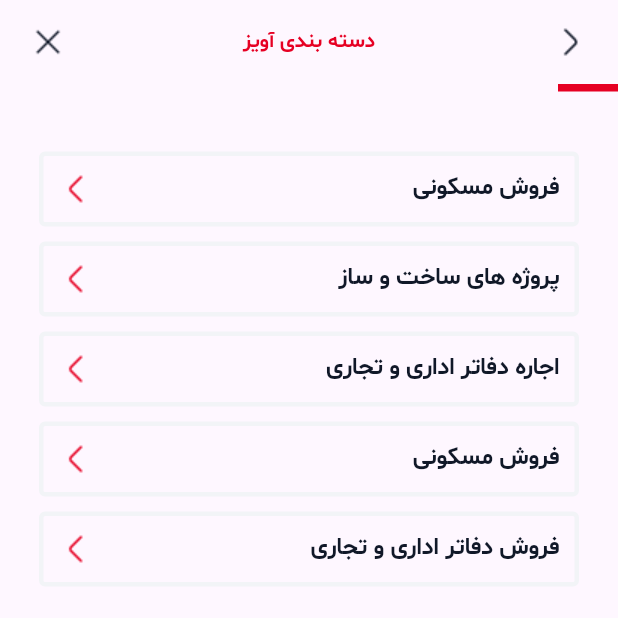
After one commit to mahdiramezanii/AvizApplication, a Flutter app: the screen it shows after launch, on a phone screen of 412 x 824 dp, the top half of it. The commit adds this screen. Run offline on Flutter 3.47's test engine with Material 3 defaults, Android fonts, the phone set to English and light mode, and no system bars; our stand-ins replace smooth_page_indicator.

Commit message:
compalted categoryScrean

```diff
--- a/lib/constant/colors.dart
+++ b/lib/constant/colors.dart
@@ -12,6 +12,7 @@ class MyColors{
   static Color grey300=const Color.fromRGBO(234, 236, 240, 1);
   static Color grey400=const Color.fromRGBO(234, 236, 240, 1);
   static Color grey100=const Color.fromRGBO(249, 250, 251, 1);
+  static Color grey200=const Color.fromRGBO(242, 244, 247, 1);
   static Color grey700=const Color.fromRGBO(16, 24, 40, 1);
   static Color greyBase=const Color.fromRGBO(255, 255, 255, 1);
 
--- a/lib/main.dart
+++ b/lib/main.dart
@@ -1,3 +1,4 @@
+import 'package:aviz_application/screan/category_screan.dart';
 import 'package:aviz_application/screan/home_screan.dart';
 import 'package:flutter/material.dart';
 
@@ -9,7 +10,7 @@ class MyApp extends StatelessWidget {
   @override
   Widget build(BuildContext context) {
     return  MaterialApp(
-      home: HomeScrean()
+      home: CategoryScrean(),
     );
   }
 }
--- /dev/null
+++ b/lib/screan/category_screan.dart
@@ -0,0 +1,128 @@
+import 'package:aviz_application/constant/colors.dart';
+import 'package:flutter/cupertino.dart';
+import 'package:flutter/material.dart';
+import 'package:flutter/widgets.dart';
+
+class CategoryScrean extends StatelessWidget {
+  @override
+  Widget build(BuildContext context) {
+    return Scaffold(
+      appBar: AppBar(
+        actions: [
+          Expanded(
+            child: Padding(
+              padding: const EdgeInsets.symmetric(
+                vertical: 10,
+                horizontal: 20,
+              ),
+              child: Row(
+                mainAxisAlignment: MainAxisAlignment.spaceBetween,
+                children: [
+                  const Image(image: AssetImage("assets/images/close.png")),
+                  Text(
+                    "دسته بندی آویز",
+                    style: TextStyle(
+                      fontFamily: "sb",
+                      color: MyColors.red3,
+                    ),
+                  ),
+                  const Image(
+                    image: AssetImage("assets/images/shift-right.png"),
+                  ),
+                ],
+              ),
+            ),
+          ),
+        ],
+      ),
+      body: Column(
+        crossAxisAlignment: CrossAxisAlignment.end,
+        children: [
+          const SizedBox(
+            width: double.infinity,
+          ),
+          Container(
+            color: MyColors.red3,
+            height: 5,
+            width: 40,
+          ),
+          const SizedBox(
+            height: 40,
+          ),
+           Center(
+            child: VerticalCategoryItem(title: "فروش مسکونی",),
+          ),
+          const SizedBox(
+            height: 10,
+          ),
+           Center(
+            child: VerticalCategoryItem(title: "پروژه های ساخت و ساز",),
+          ),
+          const SizedBox(
+            height: 10,
+          ),
+           Center(
+            child: VerticalCategoryItem(title: "اجاره دفاتر اداری و تجاری",),
+          ),
+          const SizedBox(
+            height: 10,
+          ),
+           Center(
+            child: VerticalCategoryItem(title: "فروش مسکونی",),
+          ),
+          const SizedBox(
+            height: 10,
+          ),
+           Center(
+            child: VerticalCategoryItem(title: "فروش دفاتر اداری و تجاری",),
+          ),
+        ],
+      ),
+    );
+  }
+}
+
+class VerticalCategoryItem extends StatelessWidget {
+  String title;
+  VerticalCategoryItem({
+    super.key,
+    required this.title,
+  });
+
+  @override
+  Widget build(BuildContext context) {
+    return Container(
+      width: 360,
+      decoration: BoxDecoration(
+        borderRadius: BorderRadius.circular(4),
+        border: Border.all(
+          width: 3,
+          color: MyColors.grey200,
+        ),
+      ),
+      child: Padding(
+        padding: const EdgeInsets.symmetric(
+          horizontal: 10,
+          vertical: 10,
+        ),
+        child: Row(
+          mainAxisAlignment: MainAxisAlignment.spaceBetween,
+          children: [
+            Image(
+              image: const AssetImage("assets/images/shift-left.png"),
+              color: MyColors.red3,
+            ),
+            Text(
+              title,
+              style: TextStyle(
+                color: MyColors.grey700,
+                fontFamily: "sb",
+                fontSize: 16,
+              ),
+            ),
+          ],
+        ),
+      ),
+    );
+  }
+}
```
Also changed, not shown: assets/images/close.png (added), assets/images/shift-right.png (added).
